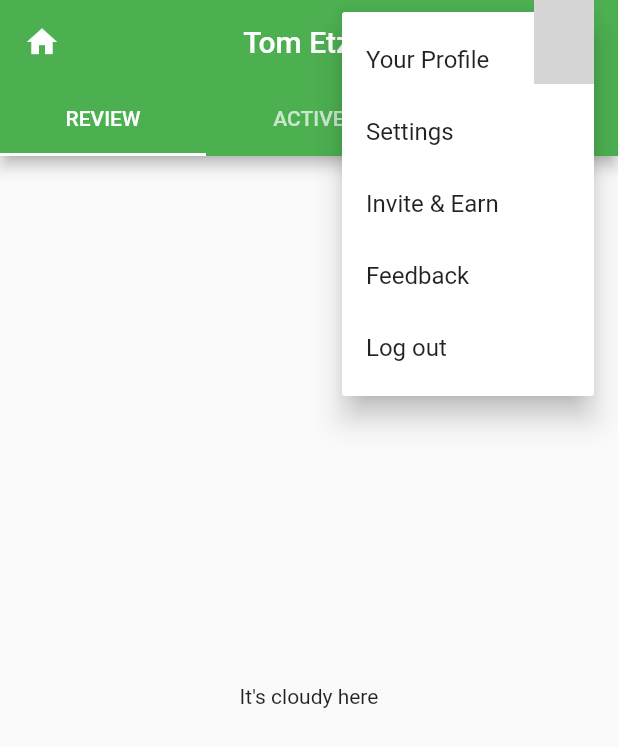
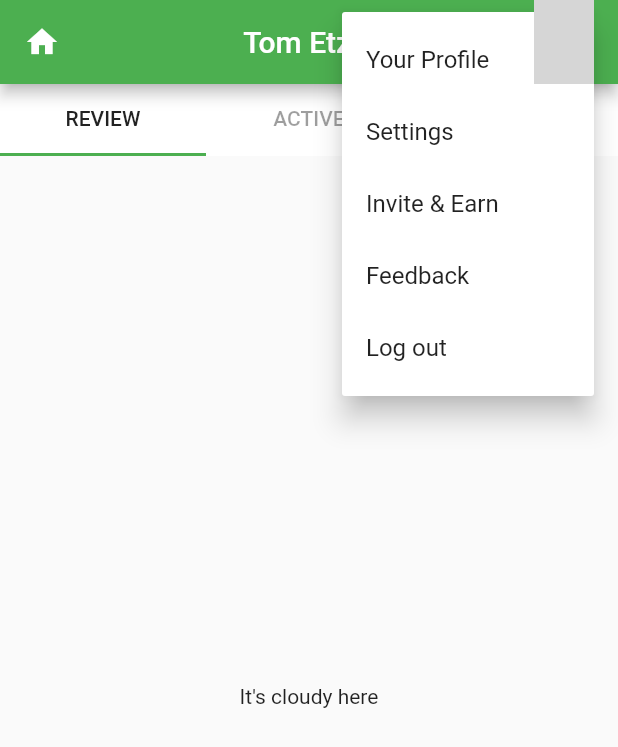
Before and after one commit to spetz83/tpclone_flutter, a Flutter app: the screen it shows after launch, after a tap on "TE", on a phone screen of 412 x 824 dp. Shown: the top 747 px of the screen. Run offline on Flutter 3.47's test engine with Material 2 defaults, Android fonts, the phone set to English and light mode, and no system bars; our stand-ins replace firebase_core, firebase_crashlytics; accounts and stored records are empty; network calls fail; grey boxes are pictures that could not be loaded.

Commit message:
removed tabbar from appbar and use directly in screen

```diff
--- a/lib/core/appbar/tp_appbar.dart
+++ b/lib/core/appbar/tp_appbar.dart
@@ -3,9 +3,8 @@ import 'package:tpclone_flutter/constants/app_constants.dart';
 
 class TPAppbar extends StatelessWidget implements PreferredSizeWidget {
   Key? key;
-  TabBar? tabBar;
 
-  TPAppbar({this.key, this.tabBar}) : super(key: key);
+  TPAppbar({this.key}) : super(key: key);
 
   @override
   Widget build(BuildContext context) {
@@ -19,7 +18,6 @@ class TPAppbar extends StatelessWidget implements PreferredSizeWidget {
     return AppBar(
       title: Text("Tom Etzel"),
       centerTitle: true,
-      bottom: tabBar != null ? tabBar : null,
       leading: IconButton(
         icon: const Icon(
           Icons.home,
@@ -63,6 +61,5 @@ class TPAppbar extends StatelessWidget implements PreferredSizeWidget {
   }
 
   @override
-  Size get preferredSize =>
-      new Size.fromHeight(kToolbarHeight + kMinInteractiveDimension);
+  Size get preferredSize => new Size.fromHeight(kToolbarHeight);
 }
--- a/lib/screens/home/home_screen.dart
+++ b/lib/screens/home/home_screen.dart
@@ -10,9 +10,19 @@ class HomeScreen extends StatelessWidget {
       initialIndex: 1,
       length: 3,
       child: Scaffold(
-        appBar: TPAppbar(
-          tabBar: const TabBar(
-            tabs: <Widget>[
+          appBar: TPAppbar(),
+          body: DefaultTabController(
+            length: 3,
+            child: Column(
+              children: [
+                Container(
+                  constraints: BoxConstraints(maxHeight: 150.0),
+                  child: Material(
+                    color: Colors.white,
+                    child: TabBar(
+                      labelColor: Colors.black87,
+                      unselectedLabelColor: Colors.black38,
+                      tabs: [
                         Tab(
                           text: "REVIEW",
                         ),
@@ -21,11 +31,13 @@ class HomeScreen extends StatelessWidget {
                         ),
                         Tab(
                           text: "INACTIVE",
-              ),
+                        )
                       ],
                     ),
                   ),
-        body: const TabBarView(
+                ),
+                Expanded(
+                  child: const TabBarView(
                     children: <Widget>[
                       Center(
                         child: Text("It's cloudy here"),
@@ -39,6 +51,9 @@ class HomeScreen extends StatelessWidget {
                     ],
                   ),
                 ),
+              ],
+            ),
+          )),
     );
   }
 }
```
Lines whose indentation alone changed are shown as unchanged.
